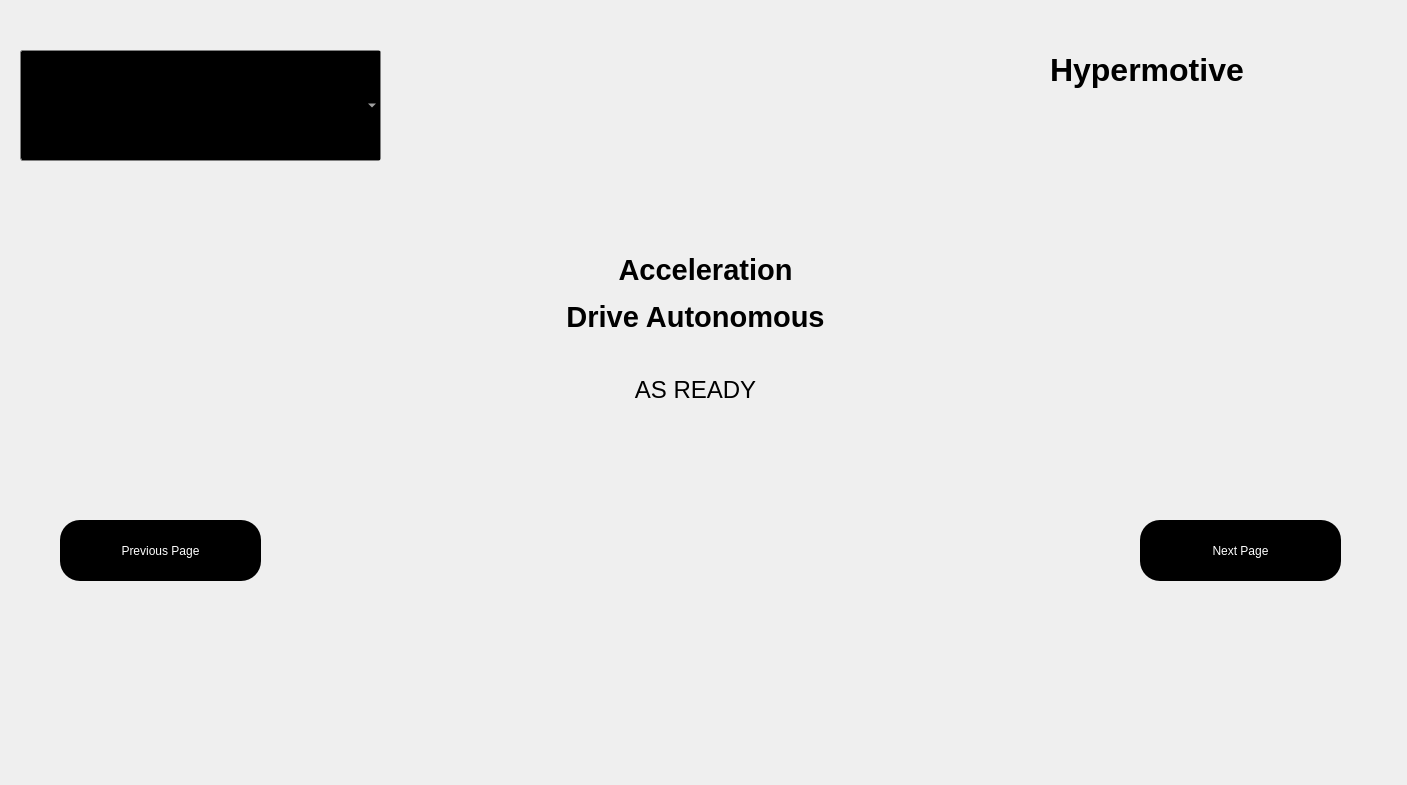
yahiaabdelhady2023/vcu_interface, file mainwindow.ui: the form before one commit.
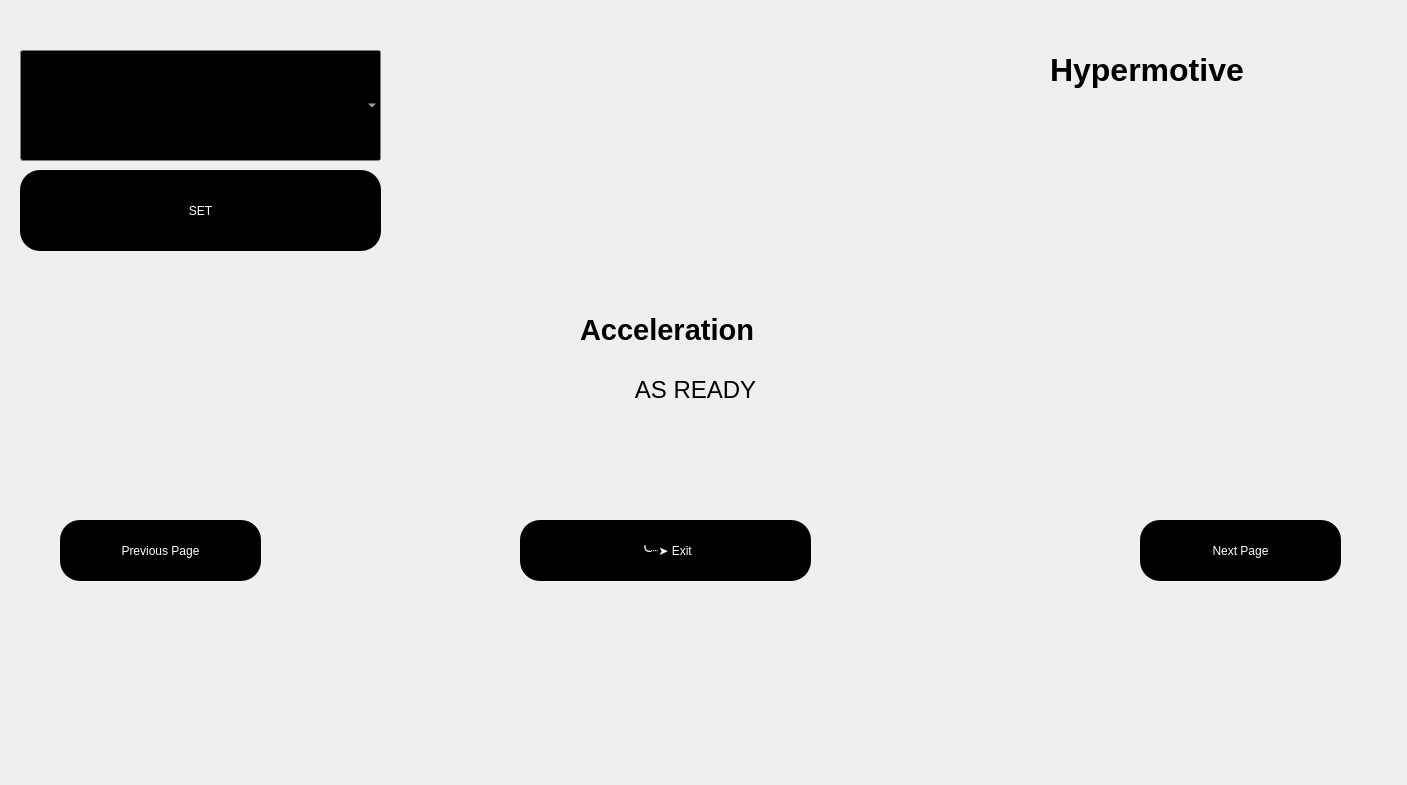
The form after the commit.

Commit message: SET BUTTON ADDED TO THE UI

Patch:
```diff
--- a/mainwindow.ui
+++ b/mainwindow.ui
@@ -43,27 +43,21 @@
      <widget class="QLabel" name="label_2">
       <property name="geometry">
        <rect>
-        <x>590</x>
-        <y>230</y>
+        <x>580</x>
+        <y>290</y>
         <width>231</width>
         <height>61</height>
        </rect>
       </property>
-      <property name="text">
-       <string>&lt;html&gt;&lt;head/&gt;&lt;body&gt;&lt;p align=&quot;center&quot;&gt;&lt;span style=&quot; font-size:22pt; font-weight:700;&quot;&gt;Acceleration&lt;/span&gt;&lt;/p&gt;&lt;/body&gt;&lt;/html&gt;</string>
+      <property name="styleSheet">
+       <string notr="true">font-size:22pt;
+font-weight: bold;
+text-align: center;
+color:black;
+qproperty-alignment: 'AlignCenter'</string>
       </property>
-     </widget>
-     <widget class="QLabel" name="label_3">
-      <property name="geometry">
-       <rect>
-        <x>520</x>
-        <y>290</y>
-        <width>351</width>
-        <height>61</height>
-       </rect>
-      </property>
       <property name="text">
-       <string>&lt;html&gt;&lt;head/&gt;&lt;body&gt;&lt;p align=&quot;center&quot;&gt;&lt;span style=&quot; font-size:22pt; font-weight:700;&quot;&gt;Drive Autonomous&lt;/span&gt;&lt;/p&gt;&lt;p align=&quot;center&quot;&gt;&lt;br/&gt;&lt;/p&gt;&lt;/body&gt;&lt;/html&gt;</string>
+       <string>&lt;html&gt;&lt;head/&gt;&lt;body&gt;&lt;p align=&quot;justify&quot;&gt;&lt;span style=&quot; font-size:22pt;&quot;&gt;Acceleration&lt;/span&gt;&lt;/p&gt;&lt;/body&gt;&lt;/html&gt;</string>
       </property>
      </widget>
      <widget class="QLabel" name="ASSI_label">
@@ -99,6 +93,25 @@
     min-width: 6em;</string>
       </property>
      </widget>
+     <widget class="QPushButton" name="set_button">
+      <property name="geometry">
+       <rect>
+        <x>20</x>
+        <y>160</y>
+        <width>361</width>
+        <height>81</height>
+       </rect>
+      </property>
+      <property name="styleSheet">
+       <string notr="true">background-color: black;
+color:white;
+border-radius:20px;
+font: 16pt &quot;Segoe UI&quot;;</string>
+      </property>
+      <property name="text">
+       <string>SET</string>
+      </property>
+     </widget>
     </widget>
     <widget class="QWidget" name="page_2">
      <widget class="QLabel" name="label_5">
@@ -259,6 +272,25 @@
      <string>Next Page</string>
     </property>
    </widget>
+   <widget class="QPushButton" name="exitButn">
+    <property name="geometry">
+     <rect>
+      <x>520</x>
+      <y>520</y>
+      <width>291</width>
+      <height>61</height>
+     </rect>
+    </property>
+    <property name="styleSheet">
+     <string notr="true">background-color: black;
+color:white;
+border-radius:20px;
+font: 16pt &quot;Segoe UI&quot;;</string>
+    </property>
+    <property name="text">
+     <string>╰┈➤ Exit</string>
+    </property>
+   </widget>
   </widget>
  </widget>
  <resources/>
```
Left out of the diff: 2 changed lines with no effect on the pictures. The commit also changes 3 other files.
